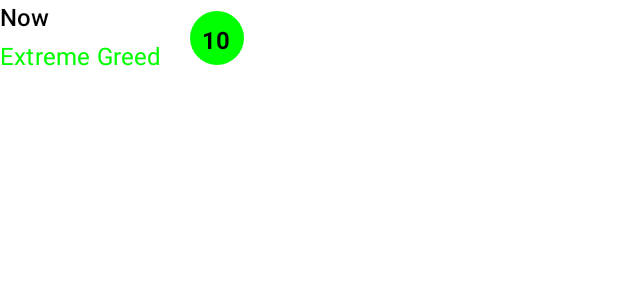
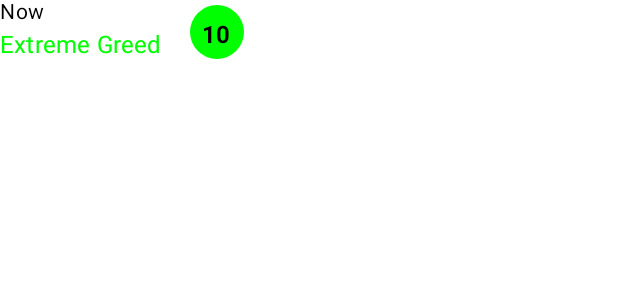
Before and after one commit to ashar-7/FearNGreed, an Android app built with Jetpack Compose: the @Preview function IndexPreview, on a phone screen of 412 x 824 dp. Shown: the top 300 px of the screen. Run offline under Robolectric (Android 15) with nearby library versions, the phone set to English and light mode, and no system bars.

Commit message:
Change index time text style

```diff
--- a/app/src/main/java/com/se7en/fearngreed/ui/index/Index.kt
+++ b/app/src/main/java/com/se7en/fearngreed/ui/index/Index.kt
@@ -3,10 +3,9 @@ package com.se7en.fearngreed.ui.index
 import androidx.compose.foundation.background
 import androidx.compose.foundation.layout.*
 import androidx.compose.foundation.shape.CircleShape
-import androidx.compose.material.MaterialTheme
-import androidx.compose.material.ProvideTextStyle
-import androidx.compose.material.Text
+import androidx.compose.material.*
 import androidx.compose.runtime.Composable
+import androidx.compose.runtime.CompositionLocalProvider
 import androidx.compose.ui.Alignment
 import androidx.compose.ui.Modifier
 import androidx.compose.ui.draw.clip
@@ -14,6 +13,7 @@ import androidx.compose.ui.graphics.Color
 import androidx.compose.ui.text.font.FontWeight
 import androidx.compose.ui.tooling.preview.Preview
 import androidx.compose.ui.unit.dp
+import androidx.compose.ui.unit.sp
 import com.se7en.fearngreed.ui.index.utils.colorForPercentage
 import com.se7en.fearngreed.ui.index.utils.onColor
 
@@ -44,7 +44,7 @@ fun Index(
             ) {
                 Text(
                     text = time,
-                    fontWeight = FontWeight.Medium
+                    style = MaterialTheme.typography.caption.copy(fontSize = 14.sp)
                 )
                 Text(text = classification, color = color)
             }
```
